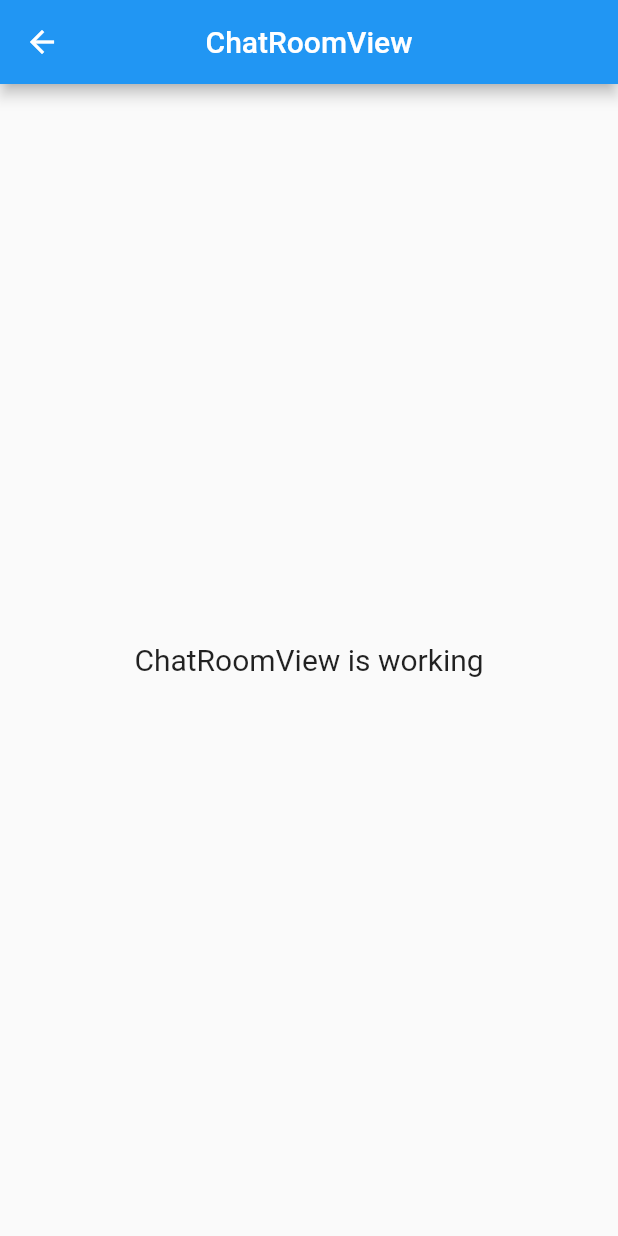
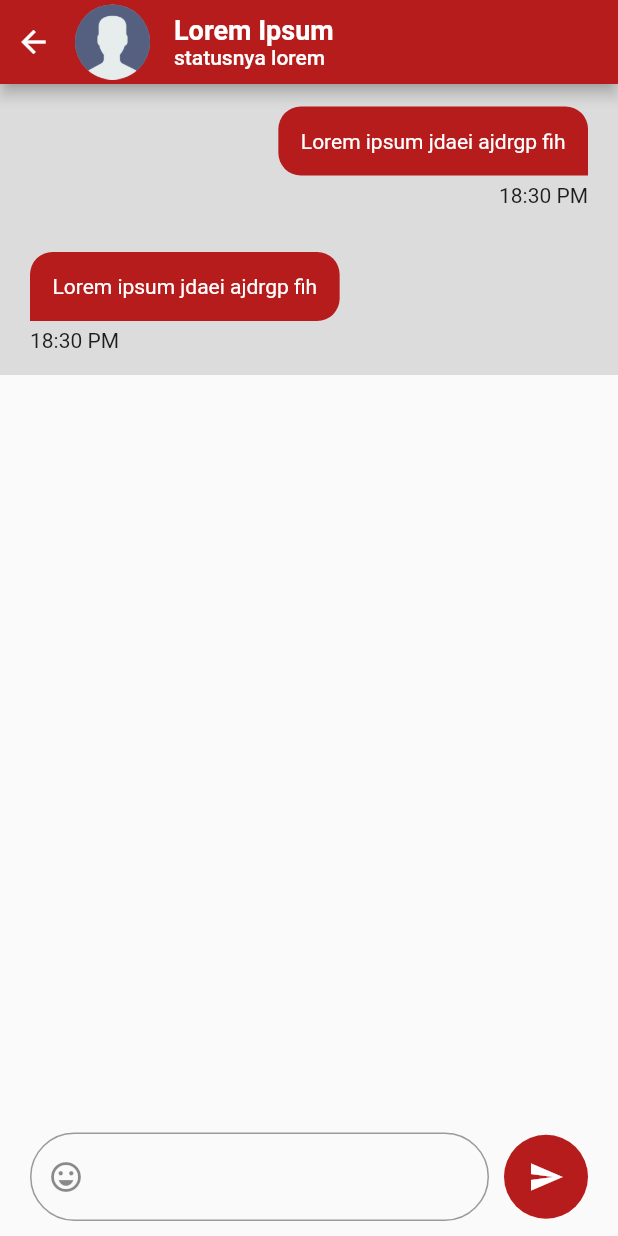
Before and after one commit to AgungLi/Chat-App, a Flutter app: the ChatRoomView screen opened by its route, on a phone screen of 412 x 824 dp. Run offline on Flutter 3.47's test engine with Material 2 defaults, Android fonts, the phone set to English and light mode, and no system bars; our stand-ins replace avatar_glow, firebase_core, get, introduction_screen, lottie; accounts and stored records are empty; project files that could hold a hidden picture were left out.

Commit message:
Create Chat Room Screen

```diff
--- a/lib/app/modules/chat_room/views/chat_room_view.dart
+++ b/lib/app/modules/chat_room/views/chat_room_view.dart
@@ -9,15 +9,155 @@ class ChatRoomView extends GetView<ChatRoomController> {
   Widget build(BuildContext context) {
     return Scaffold(
       appBar: AppBar(
-        title: Text('ChatRoomView'),
-        centerTitle: true,
+        backgroundColor: Colors.red[900],
+        leadingWidth: 100,
+        leading: InkWell(
+          onTap: () => Get.back(),
+          borderRadius: BorderRadius.circular(100),
+          child: Row(
+            mainAxisAlignment: MainAxisAlignment.spaceBetween,
+            children: [
+              SizedBox(width: 5),
+              Icon(Icons.arrow_back),
+              SizedBox(width: 5),
+              CircleAvatar(
+                radius: 25,
+                backgroundColor: Colors.grey,
+                child: Image.asset("assets/logo/noimage.png"),
+              ),
+            ],
+          ),
+        ),
+        title: Column(
+          crossAxisAlignment: CrossAxisAlignment.start,
+          children: [
+            Text(
+              'Lorem Ipsum',
+              style: TextStyle(
+                fontSize: 18,
+                fontWeight: FontWeight.w600,
+              ),
+            ),
+            Text(
+              'statusnya lorem',
+              style: TextStyle(
+                fontSize: 14,
+              ),
+            ),
+          ],
+        ),
+        centerTitle: false,
       ),
-      body: Center(
-        child: Text(
-          'ChatRoomView is working',
-          style: TextStyle(fontSize: 20),
-        ),
+      body: Column(
+        children: [
+          Expanded(
+            child: Container(
+              child: ListView(
+                children: [
+                  ItemChat(
+                    isSender: true,
+                  ),
+                  ItemChat(
+                    isSender: false,
+                  ),
+                ],
+              ),
+            ),
+          ),
+          Container(
+              margin: EdgeInsets.only(bottom: context.mediaQueryPadding.bottom),
+              padding: EdgeInsets.symmetric(horizontal: 20, vertical: 10),
+              width: Get.width,
+              child: Row(
+                children: [
+                  Expanded(
+                    child: Container(
+                      width: 200,
+                      child: TextField(
+                        decoration: InputDecoration(
+                          prefixIcon: IconButton(
+                            onPressed: () {},
+                            icon: Icon(Icons.emoji_emotions_outlined),
+                          ),
+                          border: OutlineInputBorder(
+                            borderRadius: BorderRadius.circular(100),
+                          ),
+                        ),
+                      ),
+                    ),
+                  ),
+                  SizedBox(
+                    width: 10,
+                  ),
+                  Material(
+                    borderRadius: BorderRadius.circular(100),
+                    color: Colors.red[900],
+                    child: InkWell(
+                      borderRadius: BorderRadius.circular(100),
+                      onTap: () {},
+                      child: Padding(
+                        padding: const EdgeInsets.all(16),
+                        child: Icon(
+                          Icons.send,
+                          color: Colors.white,
+                        ),
+                      ),
+                    ),
+                  )
+                ],
+              )),
+        ],
       ),
     );
   }
 }
+
+class ItemChat extends StatelessWidget {
+  const ItemChat({
+    Key? key,
+    required this.isSender,
+  }) : super(key: key);
+
+  final bool isSender;
+
+  @override
+  Widget build(BuildContext context) {
+    return Container(
+      padding: EdgeInsets.symmetric(
+        vertical: 15,
+        horizontal: 20,
+      ),
+      color: Colors.black12,
+      child: Column(
+        crossAxisAlignment:
+            isSender ? CrossAxisAlignment.end : CrossAxisAlignment.start,
+        children: [
+          Container(
+            decoration: BoxDecoration(
+              color: Colors.red[900],
+              borderRadius: isSender
+                  ? BorderRadius.only(
+                      topLeft: Radius.circular(15),
+                      topRight: Radius.circular(15),
+                      bottomLeft: Radius.circular(15),
+                    )
+                  : BorderRadius.only(
+                      topLeft: Radius.circular(15),
+                      topRight: Radius.circular(15),
+                      bottomRight: Radius.circular(15),
+                    ),
+            ),
+            padding: EdgeInsets.all(15),
+            child: Text(
+              "Lorem ipsum jdaei ajdrgp fih",
+              style: TextStyle(color: Colors.white),
+            ),
+          ),
+          SizedBox(height: 5),
+          Text("18:30 PM"),
+        ],
+      ),
+      alignment: isSender ? Alignment.centerRight : Alignment.centerLeft,
+    );
+  }
+}
--- a/lib/main.dart
+++ b/lib/main.dart
@@ -29,7 +29,7 @@ class MyApp extends StatelessWidget {
         if (snapshot.connectionState == ConnectionState.done) {
           return GetMaterialApp(
             title: "ChatApp",
-            initialRoute: Routes.CHANGE_PROFILE,
+            initialRoute: Routes.CHAT_ROOM,
             getPages: AppPages.routes,
           );
           //   return FutureBuilder(
```
